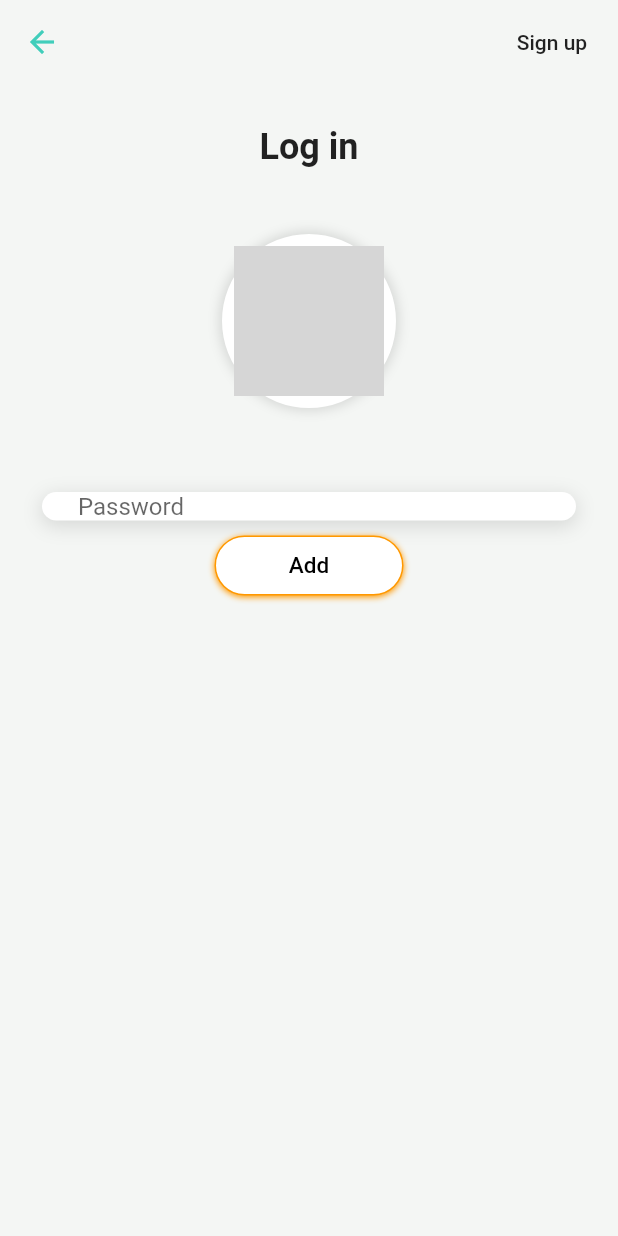
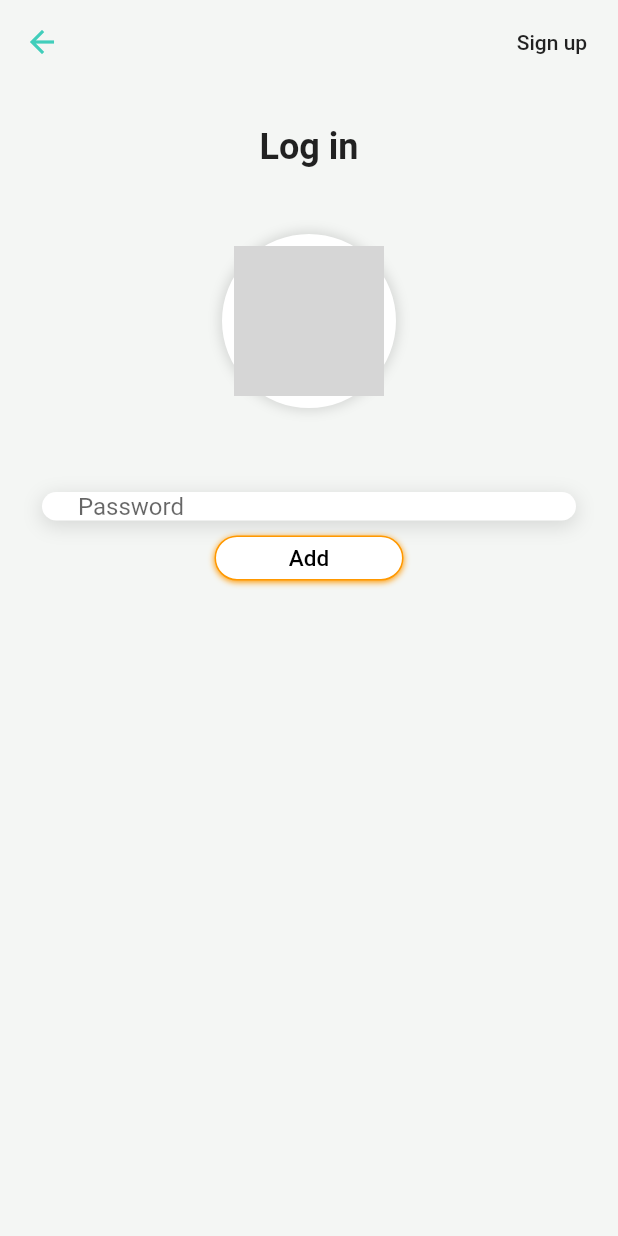
Before and after one commit to nghiashiyi/animated_button, a Flutter app: the screen it shows after launch, on a phone screen of 412 x 824 dp. Run offline on Flutter 3.47's test engine with Material 2 defaults, Android fonts, the phone set to English and light mode, and no system bars; network calls fail; grey boxes are pictures that could not be loaded.

Commit message:
commiting height changes

```diff
--- a/example/lib/main.dart
+++ b/example/lib/main.dart
@@ -89,7 +89,7 @@ class _LoginPageState extends State<LoginPage> {
           Padding(
             padding: const EdgeInsets.only(left: 115,right: 115),
             child: AnimatedButton(
-              height: 40,
+              height: 30,
               color: Colors.white,
               bordercolor: Colors.orange,
               shadowColor: Colors.orange,
--- a/lib/animated_progress_button.dart
+++ b/lib/animated_progress_button.dart
@@ -82,7 +82,7 @@ class _AnimatedButtonState extends State<AnimatedButton>
         CurvedAnimation(
             parent: _animationController,
             curve: Interval(0.0, 0.7, curve: Curves.ease)));
-    _buttonWidthAnimation = Tween<double>(begin: 400, end: 30).animate(
+    _buttonWidthAnimation = Tween<double>(begin: 400, end: 35).animate(
         CurvedAnimation(
             parent: _animationController,
             curve: Interval(0.7, 0.9, curve: Curves.decelerate)));
```
